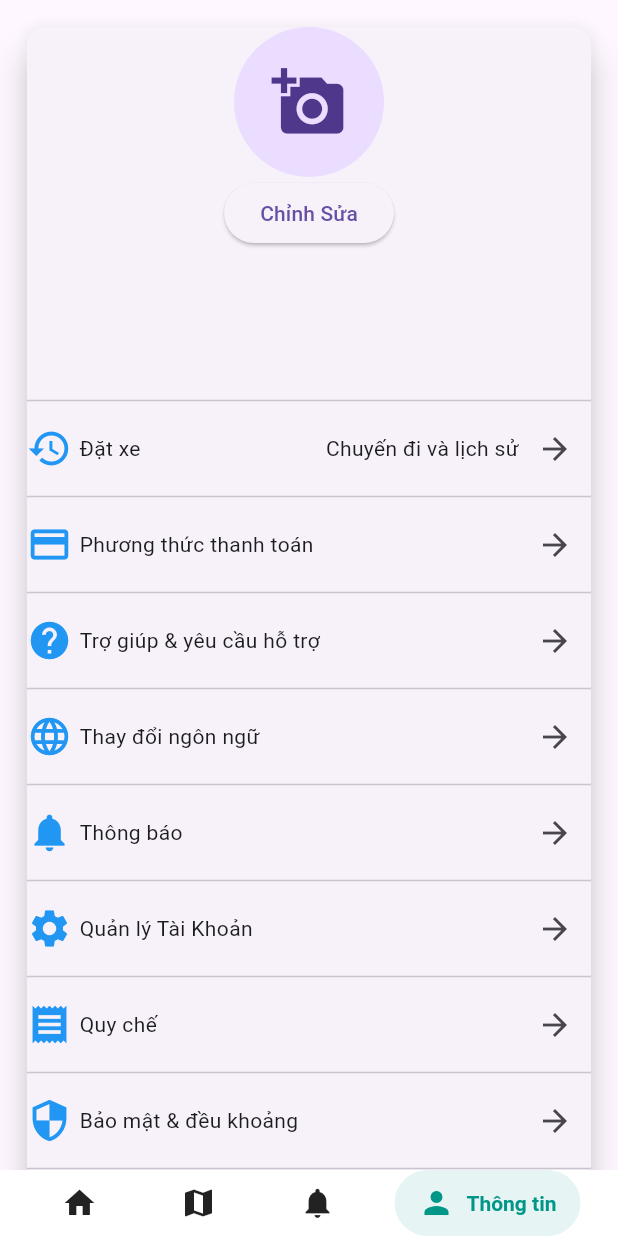
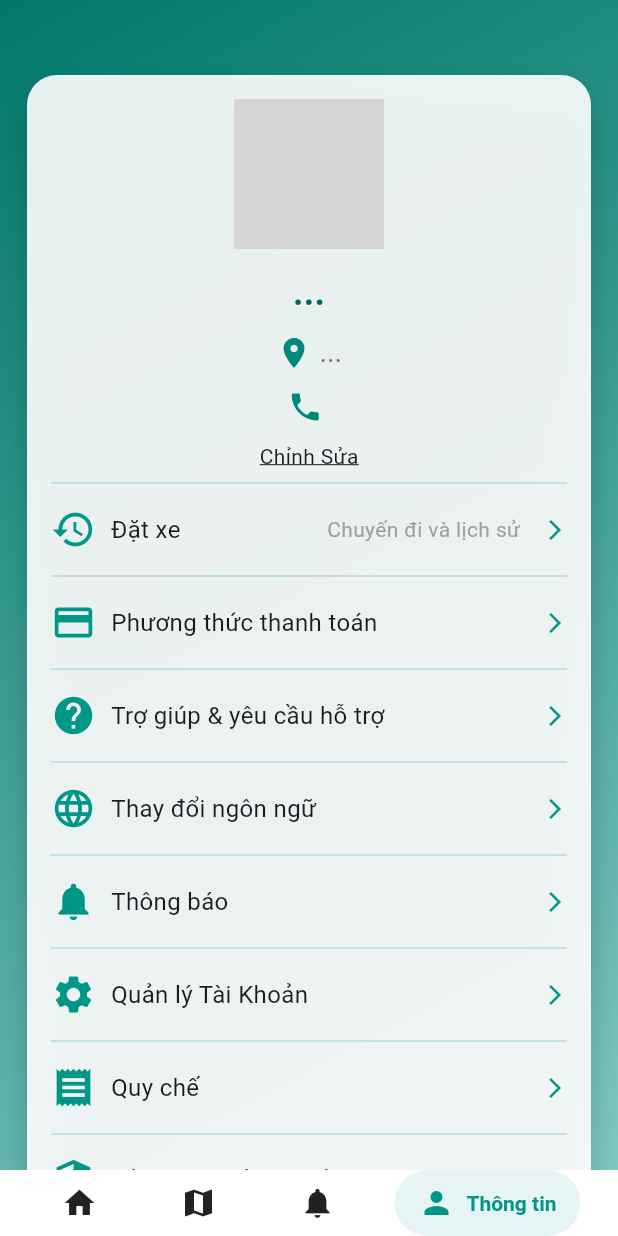
Before and after one commit to L0qin/fp_thuexe, a Flutter app: the screen it shows after launch, item 4 of the bottom bar chosen, on a phone screen of 412 x 824 dp. Run offline on Flutter 3.47's test engine with Material 3 defaults, Android fonts, the light colour scheme and no system bars; drawn by our look-alikes of salomon_bottom_bar; our stand-ins replace animate_do, carousel_slider, file_picker, image_picker, responsive_builder, shared_preferences; missing offline and left inert: flutter_zalopay_sdk; accounts and stored records are empty; network calls fail; grey boxes are pictures that could not be loaded.

Commit message:
update info_page.dart 1

```diff
--- a/lib/pages/info_page.dart
+++ b/lib/pages/info_page.dart
@@ -1,10 +1,13 @@
 import 'dart:io';
 
 import 'package:file_picker/file_picker.dart';
+import 'package:flutter/cupertino.dart';
 import 'package:flutter/material.dart';
 import 'package:flutter/rendering.dart';
 import 'package:fp_thuexe/models/User.dart';
 import 'package:fp_thuexe/services/UserService.dart';
+
+import '../services/ImageService.dart';
 
 class Information extends StatefulWidget {
   const Information({super.key});
@@ -18,8 +21,10 @@ class _InformationState extends State<Information> {
   TextEditingController _DaddressController = TextEditingController();
   TextEditingController _phoneNumberController = TextEditingController();
   TextEditingController _profilePictureController = TextEditingController();
-  late File _profilePicture;
-  bool _imagePicked = false;
+  User? user = User.unLoadedUser();
+  final TextEditingController _fullNameController = TextEditingController();
+  final TextEditingController _addressController = TextEditingController();
+
   @override
   void initState() {
     super.initState();
@@ -27,7 +32,7 @@ class _InformationState extends State<Information> {
   }
 
   Future<void> fetchData() async {
-    User? user = await UserService.getUserById(1);
+    user = await UserService.getUserById(1);
     setState(() {
       loadFetchedData(user!);
     });
@@ -39,25 +44,96 @@ class _InformationState extends State<Information> {
     _phoneNumberController.text = user.phoneNumber?.toString() ?? '';
     _profilePictureController.text = user.profilePicture;
   }
-  void _pickImage() async {
-    FilePickerResult? result = await FilePicker.platform.pickFiles(
-      type: FileType.image,
-      allowMultiple: false,
+
+  void showEditUserForm(BuildContext context) {
+    showDialog(
+      context: context,
+      builder: (BuildContext context) {
+        return AlertDialog(
+          title: Text('Edit User'),
+          content: SingleChildScrollView(
+            child: ListBody(
+              children: <Widget>[
+                TextField(
+                  controller: _fullNameController,
+                  decoration: InputDecoration(hintText: 'Full Name'),
+                ),
+                TextField(
+                  controller: _phoneNumberController,
+                  decoration: InputDecoration(hintText: 'Phone Number'),
+                ),
+                TextField(
+                  controller: _addressController,
+                  decoration: InputDecoration(hintText: 'Address'),
+                ),
+              ],
+            ),
+          ),
+          actions: <Widget>[
+            TextButton(
+              child: Text('Cancel'),
+              onPressed: () {
+                Navigator.of(context).pop();
+              },
+            ),
+            TextButton(
+              child: Text('Update'),
+              onPressed: () {
+                _updateUser(context);
+              },
+            ),
+          ],
+        );
+      },
+    );
+  }
+
+  void _updateUser(BuildContext context) async {
+    try {
+      final success = await UserService.updateUser(
+        user!.userId,
+        _fullNameController.text,
+        _phoneNumberController.text,
+        _addressController.text,
       );
 
-    if (result != null) {
-      PlatformFile file = result.files.first;
-      setState(() {
-        _profilePicture = File(file.path!);
-        _imagePicked = true;
-      });
-    } else {
-      // Người dùng không chọn ảnh
+      if (success) {
+        Navigator.of(context).pop(); // Close the dialog
+        showDialog(
+          context: context,
+          builder: (context) => AlertDialog(
+            title: Text('Success'),
+            content: Text('User updated successfully.'),
+            actions: <Widget>[
+              TextButton(
+                child: Text('OK'),
+                onPressed: () {
+                  Navigator.of(context).pop();
+                },
+              ),
+            ],
+          ),
+        );
+      }
+    } catch (e) {
+      Navigator.of(context).pop(); // Close the dialog
+      showDialog(
+        context: context,
+        builder: (context) => AlertDialog(
+          title: Text('Error'),
+          content: Text(e.toString()),
+          actions: <Widget>[
+            TextButton(
+              child: Text('OK'),
+              onPressed: () {
+                Navigator.of(context).pop();
+              },
+            ),
+          ],
+        ),
+      );
     }
   }
-
-
-
 
   @override
   void dispose() {
@@ -67,24 +143,43 @@ class _InformationState extends State<Information> {
 
   @override
   Widget build(BuildContext context) {
-    return Center(
+    return Container(
+      decoration: BoxDecoration(
+        gradient: LinearGradient(
+          begin: Alignment.topLeft,
+          end: Alignment.bottomRight,
+          colors: [Colors.teal.shade700, Colors.teal.shade200],
+        ),
+      ),
+      child: Center(
         child: SingleChildScrollView(
           child: Column(
             children: [
               Card(
-              elevation: 10.0,
-              margin: EdgeInsets.all(18.0),
+                color: Colors.white.withOpacity(0.9),
+                elevation: 12.0,
+                margin: EdgeInsets.symmetric(horizontal: 18.0, vertical: 50.0),
+                shape: RoundedRectangleBorder(
+                  borderRadius: BorderRadius.circular(20),
+                ),
+                child: Padding(
+                  padding: const EdgeInsets.all(16.0),
                   child: Column(
                     crossAxisAlignment: CrossAxisAlignment.center,
                     children: [
                       _buildProfilePicture(),
-                  ElevatedButton(
-                    onPressed: _pickImage,
-                    child: Text('Chỉnh Sửa'),
+                      _buildUserInfo(),
+                      GestureDetector(
+                        onTap: () {showEditUserForm(context);},
+                        child: Text(
+                          'Chỉnh Sửa',
+                          style:
+                              TextStyle(decoration: TextDecoration.underline),
                         ),
-                  _buildUserInfo(),
+                      ),
                       _buildDivider(),
-                  _buildMenuRow(Icons.history, "Đặt xe", "Chuyến đi và lịch sử"),
+                      _buildMenuRow(
+                          Icons.history, "Đặt xe", "Chuyến đi và lịch sử"),
                       _buildDivider(),
                       _buildMenuRow(Icons.payment, "Phương thức thanh toán"),
                       _buildDivider(),
@@ -104,58 +199,99 @@ class _InformationState extends State<Information> {
                     ],
                   ),
                 ),
+              ),
             ],
+          ),
         ),
       ),
     );
   }
 
   Widget _buildProfilePicture() {
-    return GestureDetector(
-      onTap: _pickImage,
-      child: CircleAvatar(
+    final String imageUrl = user!.profilePicture ?? "";
+    return CircleAvatar(
       radius: 50,
-        backgroundImage: _imagePicked ? FileImage(_profilePicture) : null,
-        child: !_imagePicked ? Icon(Icons.add_a_photo, size: 50) : null,
-      ),
+      backgroundImage: imageUrl.isNotEmpty ? NetworkImage(imageUrl) : null,
+      child: imageUrl.isEmpty ? Icon(Icons.person, size: 50) : null,
+      onBackgroundImageError: (exception, stackTrace) {},
     );
   }
 
   Widget _buildUserInfo() {
     return Column(
       children: [
-        SizedBox(height: 8.0),
-        Text(_UserNameController.text, style: TextStyle(fontSize: 20.0)),
-        SizedBox(height: 5.0),
-        Text(_DaddressController.text, style: TextStyle(fontSize: 16.0)),
-        SizedBox(height: 5.0),
-        Text(_phoneNumberController.text, style: TextStyle(fontSize: 16.0)),
+        SizedBox(height: 12.0),
+        Text(user!.fullName ?? "Chưa Đăng Nhập",
+            style: TextStyle(
+              fontSize: 24.0,
+              fontWeight: FontWeight.bold,
+              color: Colors.teal.shade800, // Adds a touch of the primary color
+            )),
+        SizedBox(height: 10.0),
+        Row(
+          mainAxisAlignment: MainAxisAlignment.center,
+          children: [
+            Icon(Icons.location_on, color: Colors.teal.shade600),
+            SizedBox(width: 5.0),
+            Text(user!.address ?? "",
+                style: TextStyle(fontSize: 18.0, color: Colors.grey.shade600)),
+          ],
+        ),
+        SizedBox(height: 10.0),
+        Row(
+          mainAxisAlignment: MainAxisAlignment.center,
+          children: [
+            Icon(Icons.phone, color: Colors.teal.shade600),
+            SizedBox(width: 5.0),
+            Text(user!.phoneNumber ?? "",
+                style: TextStyle(fontSize: 18.0, color: Colors.grey.shade600)),
+          ],
+        ),
+        SizedBox(height: 10.0),
       ],
     );
   }
 
   Widget _buildDivider() {
-    return Divider();
+    return Divider(color: Colors.teal.shade100);
   }
 
   Widget _buildMenuRow(IconData icon, String label1, [String? label2]) {
     return InkWell(
-      onTap: () {},
+      onTap: () {}, // Placeholder function for onTap action
+      child: Padding(
+        padding: const EdgeInsets.symmetric(vertical: 8.0),
         child: Row(
+          mainAxisAlignment: MainAxisAlignment.start,
+          // Align items to the start of the row
           children: [
-          Icon(icon, size: 30, color: Colors.blue),
-          SizedBox(width: 5),
-          Text(label1),
-          Spacer(),
+            Icon(icon, size: 30, color: Colors.teal),
+            // Icon with teal color
+            SizedBox(width: 10),
+            // Positive width for spacing
+            Expanded(
+              // Wrap Text with Expanded to prevent overflow
+              child: Text(
+                label1,
+                style: TextStyle(fontSize: 16),
+                overflow: TextOverflow.ellipsis, // Prevent text overflow
+              ),
+            ),
             if (label2 != null) ...[
-            SizedBox(width: 8),
-            Text(label2),
-          ],
-          IconButton(
-            icon: Icon(Icons.arrow_forward),
-            onPressed: () {},
+              Expanded(
+                // Also wrap the optional text with Expanded
+                child: Text(
+                  label2,
+                  style: TextStyle(color: Colors.grey, fontSize: 14),
+                  overflow:
+                      TextOverflow.ellipsis, // Handle overflow for second label
+                ),
               ),
             ],
+            Icon(Icons.arrow_forward_ios, size: 16, color: Colors.teal),
+            // Forward icon
+          ],
+        ),
       ),
     );
   }
```
Lines whose indentation alone changed are shown as unchanged.
